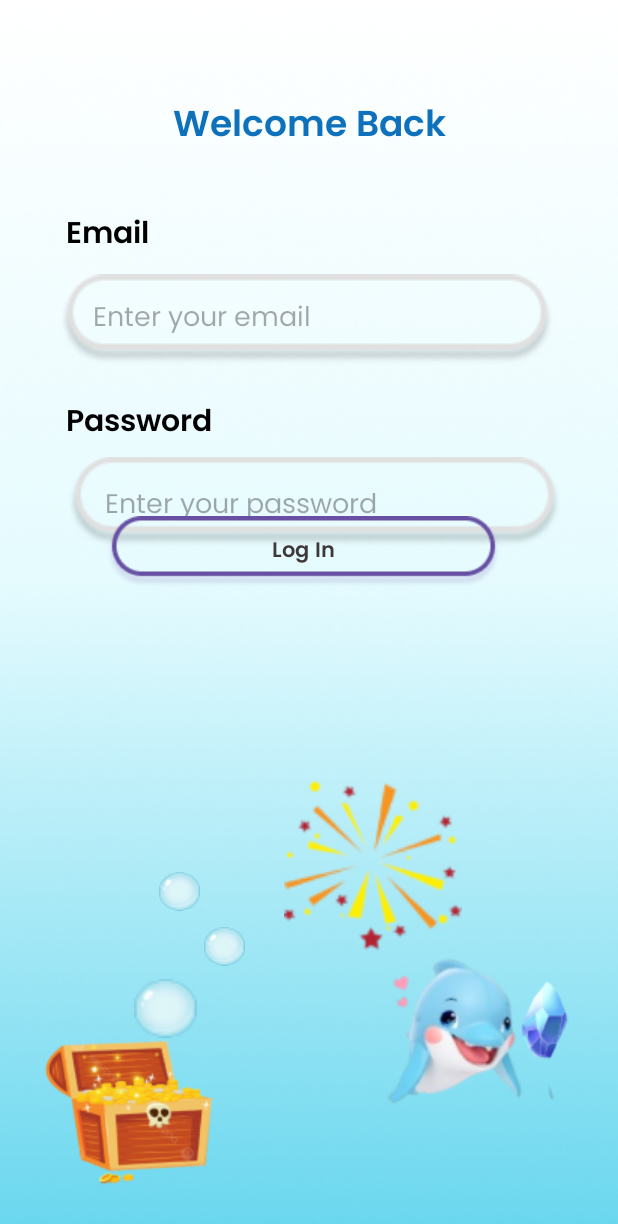
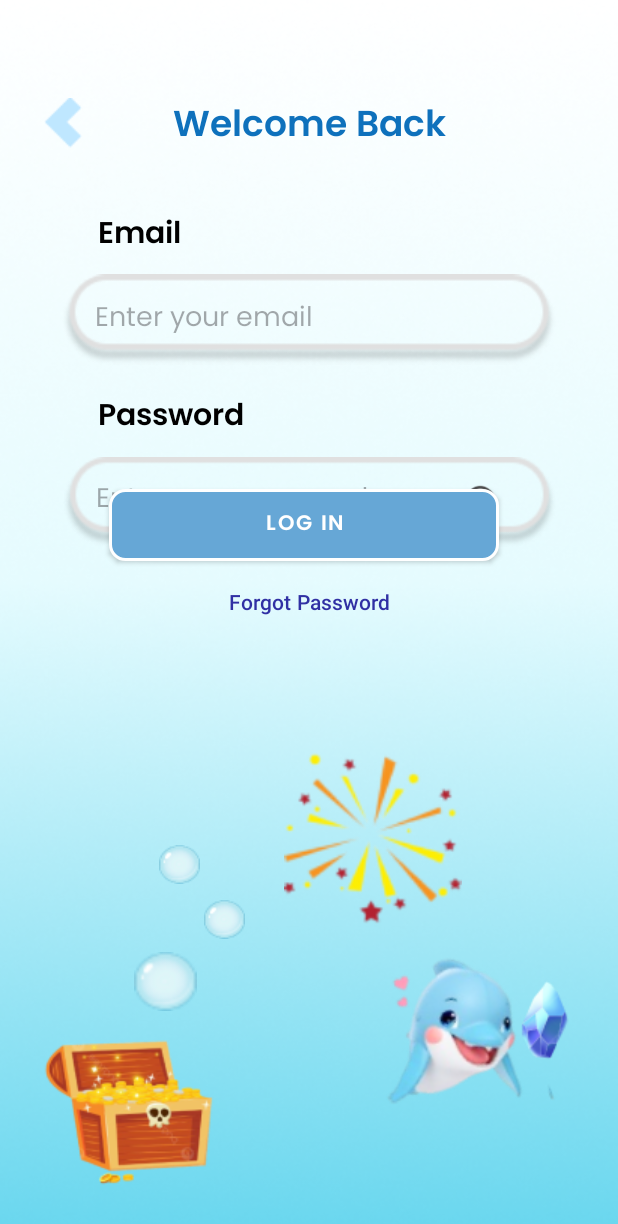
Before and after one commit to Kimberlycheng723/MAD-Linguamates, an Android app: the LogInActivity screen opened directly, with no data from a screen before it, on a phone screen of 412 x 824 dp. Shown: the top 1224 px of the screen. Run offline under Robolectric (Android 15) with nearby library versions, the phone set to English and light mode, and no system bars; our stand-ins replace Firebase (no records; nobody signed in at launch, a user with empty details on screens opened directly).

Commit message:
login page

```diff
--- a/app/src/main/java/com/example/madasignment/profile/LogInActivity.java
+++ b/app/src/main/java/com/example/madasignment/profile/LogInActivity.java
@@ -1,12 +1,16 @@
 package com.example.madasignment.profile;
 
 import android.content.Intent;
+import android.content.SharedPreferences;
 import android.os.Bundle;
+import android.text.InputType;
 import android.text.TextUtils;
 import android.util.Log;
 import android.view.View;
 import android.widget.Button;
 import android.widget.EditText;
+import android.widget.ImageButton;
+import android.widget.ImageView;
 import android.widget.Toast;
 
 import androidx.appcompat.app.AppCompatActivity;
@@ -23,15 +27,33 @@ import com.google.firebase.database.ValueEventListener;
 
 public class LogInActivity extends AppCompatActivity {
 
+
     private EditText etEmail, etPassword;
-    private Button btnLogin;
+    private Button btnLogin, btnForgotPassword;
+    private ImageView ivTogglePassword;
     private FirebaseAuth auth;
+    private SharedPreferences sharedPreferences;
 
     @Override
     protected void onCreate(Bundle savedInstanceState) {
         super.onCreate(savedInstanceState);
         setContentView(R.layout.activity_log_in);
 
+        ImageButton upButton = findViewById(R.id.upButton);
+
+        upButton.setOnClickListener(v -> {
+            // Navigate back
+            Intent intent = new Intent(LogInActivity.this, SignInActivity.class);
+            startActivity(intent);
+
+        });
+
+        sharedPreferences = getSharedPreferences("UserPrefs", MODE_PRIVATE);
+        boolean isLoggedIn = sharedPreferences.getBoolean("isLoggedIn", false);
+        if (isLoggedIn) {
+            // User is already logged in, skip login screen
+            navigateToLessonUnit();
+        }
         // Initialize Firebase
         auth = FirebaseAuth.getInstance();
 
@@ -39,15 +61,26 @@ public class LogInActivity extends AppCompatActivity {
         etEmail = findViewById(R.id.et_email_li);
         etPassword = findViewById(R.id.et_pass_li);
         btnLogin = findViewById(R.id.btn_login_li);
+        btnForgotPassword = findViewById(R.id.btn_forgot_password);
+        ivTogglePassword = findViewById(R.id.iv_toggle_password);
 
-        btnLogin.setOnClickListener(new View.OnClickListener() {
-            @Override
-            public void onClick(View v) {
-                loginUser();
-            }
-        });
+        // Handle Login Button Click
+        btnLogin.setOnClickListener(v -> loginUser());
+
+        // Handle Forgot Password Button Click
+        btnForgotPassword.setOnClickListener(v -> resetPassword());
+
+        // Handle Password Visibility Toggle
+        ivTogglePassword.setOnClickListener(v -> togglePasswordVisibility());
     }
 
+
+
+    private void navigateToLessonUnit() {
+        Intent intent = new Intent(LogInActivity.this, LessonUnit.class);
+        startActivity(intent);
+        finish();
+    }
     private void loginUser() {
         String email = etEmail.getText().toString().trim();
         String password = etPassword.getText().toString().trim();
@@ -82,7 +115,36 @@ public class LogInActivity extends AppCompatActivity {
                     }
                 });
     }
-        private void initializeBadgesInDatabase() {
+
+    private void resetPassword() {
+        String email = etEmail.getText().toString().trim();
+        if (TextUtils.isEmpty(email)) {
+            Toast.makeText(this, "Please enter your email to reset password", Toast.LENGTH_SHORT).show();
+            return;
+        }
+
+        auth.sendPasswordResetEmail(email)
+                .addOnCompleteListener(task -> {
+                    if (task.isSuccessful()) {
+                        Toast.makeText(LogInActivity.this, "Password reset email sent", Toast.LENGTH_SHORT).show();
+                    } else {
+                        Toast.makeText(LogInActivity.this, "Failed to send reset email", Toast.LENGTH_SHORT).show();
+                    }
+                });
+    }
+
+    private void togglePasswordVisibility() {
+        if (etPassword.getInputType() == InputType.TYPE_TEXT_VARIATION_VISIBLE_PASSWORD) {
+            etPassword.setInputType(InputType.TYPE_CLASS_TEXT | InputType.TYPE_TEXT_VARIATION_PASSWORD);
+            ivTogglePassword.setImageResource(R.drawable.ic_visibility); // Update with your eye icon drawable
+        } else {
+            etPassword.setInputType(InputType.TYPE_TEXT_VARIATION_VISIBLE_PASSWORD);
+            ivTogglePassword.setImageResource(R.drawable.ic_visibility_off); // Update with your crossed eye icon drawable
+        }
+        etPassword.setSelection(etPassword.getText().length());
+    }
+
+    private void initializeBadgesInDatabase() {
         String userId = FirebaseAuth.getInstance().getCurrentUser().getUid();
         DatabaseReference badgesRef = FirebaseDatabase.getInstance()
                 .getReference("UserStats")
--- /dev/null
+++ b/app/src/main/res/drawable/log_in_button.xml
@@ -0,0 +1,8 @@
+<shape xmlns:android="http://schemas.android.com/apk/res/android"
+    android:shape="rectangle">
+    <solid android:color="#66A7D6" />
+    <stroke
+        android:width="2dp"
+    android:color="#FFFFFF" />
+    <corners android:radius="10dp" />
+</shape>
--- a/app/src/main/res/layout/activity_achievements_overview.xml
+++ b/app/src/main/res/layout/activity_achievements_overview.xml
@@ -156,7 +156,7 @@
         android:id="@+id/dailyStreakButton"
         android:layout_width="350dp"
         android:layout_height="78dp"
-        android:layout_marginTop="100dp"
+        android:layout_marginTop="60dp"
         android:backgroundTint="#67C1F5"
         android:fontFamily="@font/poppins_semibold"
         android:text="DAILY STREAK PROGRESS"
--- a/app/src/main/res/layout/activity_log_in.xml
+++ b/app/src/main/res/layout/activity_log_in.xml
@@ -1,4 +1,5 @@
 <?xml version="1.0" encoding="utf-8"?>
+
 <androidx.constraintlayout.widget.ConstraintLayout xmlns:android="http://schemas.android.com/apk/res/android"
     xmlns:app="http://schemas.android.com/apk/res-auto"
     xmlns:tools="http://schemas.android.com/tools"
@@ -7,14 +8,27 @@
     android:layout_height="match_parent"
     android:background="@drawable/splash">
 
+    <ImageButton
+        android:id="@+id/upButton"
+        android:layout_width="48dp"
+        android:layout_height="48dp"
+        android:layout_marginStart="20dp"
+        android:layout_marginTop="58dp"
+        android:background="@null"
+        android:contentDescription="Go Back"
+        android:src="@drawable/up_button"
+        app:layout_constraintStart_toStartOf="parent"
+        app:layout_constraintTop_toTopOf="parent" />
+
+    <!-- Existing Layout Components -->
     <TextView
         android:id="@+id/tv_email_li"
         android:layout_width="wrap_content"
         android:layout_height="wrap_content"
-        android:layout_marginStart="44dp"
+        android:layout_marginStart="65dp"
         android:layout_marginTop="140dp"
+        android:fontFamily="@font/poppins_semibold"
         android:text="@string/email"
-        android:fontFamily="@font/poppins_semibold"
         android:textColor="#000000"
         android:textSize="20sp"
         app:layout_constraintStart_toStartOf="parent"
@@ -24,10 +38,10 @@
         android:id="@+id/tv_pass_li"
         android:layout_width="wrap_content"
         android:layout_height="wrap_content"
-        android:layout_marginStart="44dp"
+        android:layout_marginStart="65dp"
         android:layout_marginBottom="12dp"
+        android:fontFamily="@font/poppins_semibold"
         android:text="@string/password"
-        android:fontFamily="@font/poppins_semibold"
         android:textColor="#000000"
         android:textSize="20sp"
         app:layout_constraintBottom_toTopOf="@+id/et_pass_li"
@@ -37,11 +51,11 @@
         android:id="@+id/et_email_li"
         android:layout_width="285dp"
         android:layout_height="50dp"
+        android:background="@android:color/transparent"
         android:ems="10"
+        android:fontFamily="@font/poppins_regular"
         android:hint="@string/enter_email"
         android:inputType="textEmailAddress"
-        android:fontFamily="@font/poppins_regular"
-        android:background="@android:color/transparent"
         app:layout_constraintBottom_toBottomOf="@+id/iv_email_li"
         app:layout_constraintEnd_toEndOf="@+id/iv_email_li"
         app:layout_constraintStart_toStartOf="@+id/iv_email_li"
@@ -64,21 +78,25 @@
         android:id="@+id/et_pass_li"
         android:layout_width="279dp"
         android:layout_height="53dp"
+        android:layout_marginBottom="4dp"
+        android:background="@android:color/transparent"
         android:ems="10"
+        android:fontFamily="@font/poppins_regular"
         android:hint="@string/enter_password"
+
         android:inputType="textPassword"
-        android:fontFamily="@font/poppins_regular"
-        android:background="@android:color/transparent"
         app:layout_constraintBottom_toBottomOf="@+id/iv_pass_li"
         app:layout_constraintEnd_toEndOf="@+id/iv_pass_li"
+        app:layout_constraintHorizontal_bias="0.45"
         app:layout_constraintStart_toStartOf="@+id/iv_pass_li" />
 
     <ImageView
         android:id="@+id/iv_email_li"
         android:layout_width="329dp"
         android:layout_height="63dp"
-        android:layout_marginStart="40dp"
         android:layout_marginTop="76dp"
+        app:layout_constraintEnd_toEndOf="parent"
+        app:layout_constraintHorizontal_bias="0.5"
         app:layout_constraintStart_toStartOf="parent"
         app:layout_constraintTop_toBottomOf="@+id/tv_hello_si"
         app:srcCompat="@drawable/long_rect_pp" />
@@ -87,23 +105,26 @@
         android:id="@+id/iv_pass_li"
         android:layout_width="339dp"
         android:layout_height="60dp"
-        android:layout_marginStart="40dp"
         android:layout_marginTop="60dp"
+        app:layout_constraintEnd_toEndOf="parent"
+        app:layout_constraintHorizontal_bias="0.504"
         app:layout_constraintStart_toStartOf="parent"
         app:layout_constraintTop_toBottomOf="@+id/iv_email_li"
         app:srcCompat="@drawable/long_rect_pp" />
 
     <Button
         android:id="@+id/btn_login_li"
-        android:layout_width="wrap_content"
+        android:layout_width="260dp"
         android:layout_height="wrap_content"
         android:layout_marginStart="159dp"
         android:layout_marginEnd="164dp"
-        android:layout_marginBottom="432dp"
-        android:background="@drawable/long_rect_pp"
+        android:layout_marginBottom="450dp"
+        android:background="@drawable/log_in_button"
+        style="@style/CustomUnitButton"
+
+        android:fontFamily="@font/poppins_semibold"
         android:text="@string/log_in"
-        android:fontFamily="@font/poppins_semibold"
-        android:textColor="#3E3838"
+        android:textColor="#FFFFFF"
         app:layout_constraintBottom_toBottomOf="parent"
         app:layout_constraintEnd_toEndOf="parent"
         app:layout_constraintHorizontal_bias="0.508"
@@ -179,4 +200,31 @@
         app:layout_constraintTop_toBottomOf="@+id/btn_login_li"
         app:srcCompat="@drawable/firework1" />
 
+    <!-- Added Forgot Password Button -->
+    <Button
+        android:id="@+id/btn_forgot_password"
+        android:layout_width="wrap_content"
+        android:layout_height="wrap_content"
+        android:layout_marginTop="3dp"
+        android:background="@android:color/transparent"
+        android:text="Forgot Password"
+        android:textColor="#3030A4"
+        app:layout_constraintEnd_toEndOf="parent"
+        app:layout_constraintStart_toStartOf="parent"
+        app:layout_constraintTop_toBottomOf="@+id/btn_login_li" />
+
+    <!-- Added Password Visibility Toggle -->
+    <ImageView
+        android:id="@+id/iv_toggle_password"
+        android:layout_width="30dp"
+        android:layout_height="30dp"
+        android:layout_marginEnd="8dp"
+        android:src="@drawable/ic_visibility"
+        app:layout_constraintBottom_toBottomOf="@+id/et_pass_li"
+        app:layout_constraintEnd_toEndOf="@+id/et_pass_li"
+        app:layout_constraintTop_toTopOf="@+id/et_pass_li"
+        app:layout_constraintVertical_bias="0.434" />
+
+    <!-- Added Language Selection Dropdown -->
+
 </androidx.constraintlayout.widget.ConstraintLayout>
```
Also changed, not shown: app/src/main/res/drawable/ic_visibility.png (added), app/src/main/res/drawable/ic_visibility_off.png (added).
